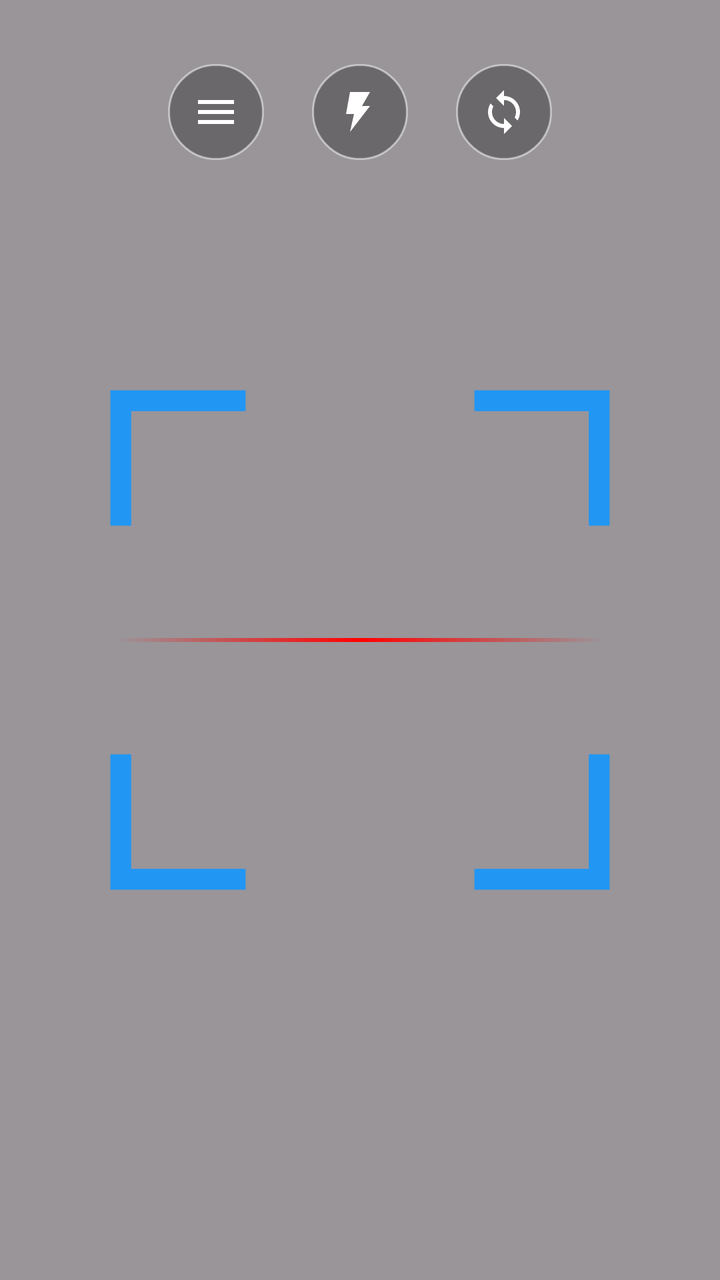
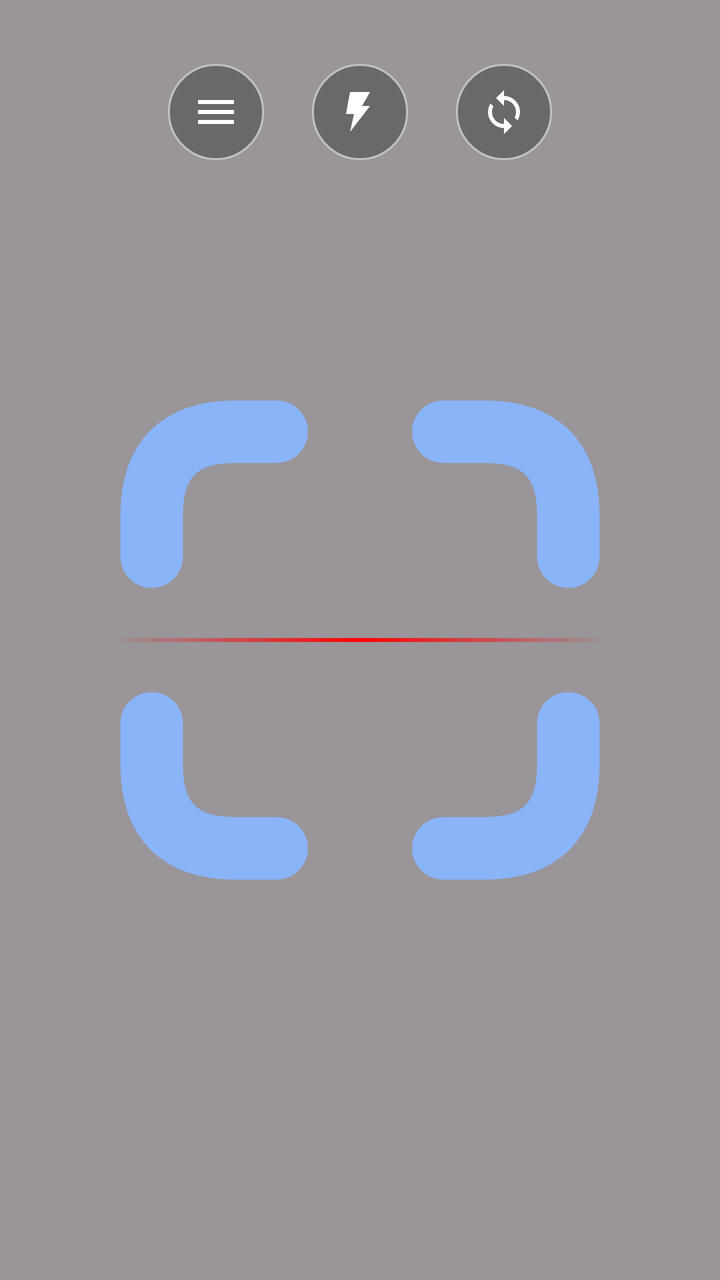

Compare the two renders of this Android layout. The source of the first and the diff that turns it into the second are given below.
<!-- AndroidManifest.xml: application theme Theme.Material3.DayNight.NoActionBar -->
<!-- res/layout/layout_scanner_overlay.xml -->
<?xml version="1.0" encoding="utf-8"?>
<FrameLayout xmlns:android="http://schemas.android.com/apk/res/android"
    android:layout_width="match_parent"
    android:layout_height="match_parent"
    android:background="@color/scanner_overlay">

    <LinearLayout
        android:layout_width="match_parent"
        android:layout_height="wrap_content"
        android:layout_gravity="top"
        android:layout_marginTop="32dp"
        android:gravity="center"
        android:orientation="horizontal">

        <ImageButton
            android:id="@+id/menuButton"
            android:layout_width="48dp"
            android:layout_height="48dp"
            android:layout_marginEnd="24dp"
            android:background="@drawable/circle_transparent"
            android:contentDescription="Menu"
            android:padding="12dp"
            android:src="@drawable/ic_menu" />

        <ImageButton
            android:id="@+id/flashButton"
            android:layout_width="48dp"
            android:layout_height="48dp"
            android:layout_marginEnd="24dp"
            android:background="@drawable/circle_transparent"
            android:contentDescription="Flash"
            android:padding="12dp"
            android:src="@drawable/ic_flash" />

        <ImageButton
            android:id="@+id/flipButton"
            android:layout_width="48dp"
            android:layout_height="48dp"
            android:background="@drawable/circle_transparent"
            android:contentDescription="Flip camera"
            android:padding="12dp"
            android:src="@drawable/ic_flip" />

    </LinearLayout>

    <FrameLayout
        android:layout_width="260dp"
        android:layout_height="260dp"
        android:layout_gravity="center">

        <ImageView
            android:layout_width="match_parent"
            android:layout_height="match_parent"
            android:contentDescription="Scan frame"
            android:src="@drawable/scanner_frame" />

        <View
            android:layout_width="match_parent"
            android:layout_height="2dp"
            android:layout_gravity="center_vertical"
            android:layout_marginStart="8dp"
            android:layout_marginEnd="8dp"
            android:background="@drawable/laser_line" />

    </FrameLayout>

</FrameLayout>
<!-- resources referenced by this layout -->
<resources>
  <color name="scanner_overlay">#66000000</color>
  <!-- drawable circle_transparent (drawable) -->
  <?xml version="1.0" encoding="utf-8"?>
  <shape xmlns:android="http://schemas.android.com/apk/res/android"
      android:shape="oval">
      <solid android:color="@color/circle_background" />
      <stroke
          android:width="1dp"
          android:color="@color/circle_stroke" />
  </shape>
  <!-- drawable ic_flash (drawable) -->
  <?xml version="1.0" encoding="utf-8"?>
  <vector xmlns:android="http://schemas.android.com/apk/res/android"
      android:width="24dp"
      android:height="24dp"
      android:viewportWidth="24"
      android:viewportHeight="24">
      <path
          android:fillColor="#FFFFFF"
          android:pathData="M7,2h10l-4,7h4L7,22l2,-9H5z" />
  </vector>
  <!-- drawable ic_flip (drawable) -->
  <?xml version="1.0" encoding="utf-8"?>
  <vector xmlns:android="http://schemas.android.com/apk/res/android"
      android:width="24dp"
      android:height="24dp"
      android:viewportWidth="24"
      android:viewportHeight="24">
      <path
          android:fillColor="#FFFFFF"
          android:pathData="M12,4V1L8,5l4,4V6c3.31,0 6,2.69 6,6 0,1.01 -0.25,1.97 -0.7,2.8l1.46,1.46C19.54,15.03 20,13.57 20,12c0,-4.42 -3.58,-8 -8,-8zM12,18c-3.31,0 -6,-2.69 -6,-6 0,-1.01 0.25,-1.97 0.7,-2.8L5.24,7.74C4.46,8.97 4,10.43 4,12c0,4.42 3.58,8 8,8v3l4,-4 -4,-4v3z" />
  </vector>
  <!-- drawable ic_menu (drawable) -->
  <?xml version="1.0" encoding="utf-8"?>
  <vector xmlns:android="http://schemas.android.com/apk/res/android"
      android:width="24dp"
      android:height="24dp"
      android:viewportWidth="24"
      android:viewportHeight="24">
      <path
          android:fillColor="#FFFFFF"
          android:pathData="M3,6h18v2H3zM3,11h18v2H3zM3,16h18v2H3z" />
  </vector>
  <!-- drawable laser_line (drawable) -->
  <?xml version="1.0" encoding="utf-8"?>
  <shape xmlns:android="http://schemas.android.com/apk/res/android"
      android:shape="rectangle">
      <gradient
          android:angle="0"
          android:centerColor="@color/laser_red"
          android:endColor="#00FF0000"
          android:startColor="#00FF0000" />
      <size android:height="2dp" />
  </shape>
  <!-- drawable scanner_frame (drawable) -->
  <?xml version="1.0" encoding="utf-8"?>
  <vector xmlns:android="http://schemas.android.com/apk/res/android"
      android:width="200dp"
      android:height="200dp"
      android:viewportWidth="200"
      android:viewportHeight="200">
      <path
          android:fillColor="@android:color/transparent"
          android:pathData="M8,52 L8,8 L52,8"
          android:strokeColor="@color/scanner_blue"
          android:strokeLineCap="square"
          android:strokeWidth="8" />
      <path
          android:fillColor="@android:color/transparent"
          android:pathData="M148,8 L192,8 L192,52"
          android:strokeColor="@color/scanner_blue"
          android:strokeLineCap="square"
          android:strokeWidth="8" />
      <path
          android:fillColor="@android:color/transparent"
          android:pathData="M192,148 L192,192 L148,192"
          android:strokeColor="@color/scanner_blue"
          android:strokeLineCap="square"
          android:strokeWidth="8" />
      <path
          android:fillColor="@android:color/transparent"
          android:pathData="M52,192 L8,192 L8,148"
          android:strokeColor="@color/scanner_blue"
          android:strokeLineCap="square"
          android:strokeWidth="8" />
  </vector>
  <color name="circle_background">#4D000000</color>
  <color name="circle_stroke">#80FFFFFF</color>
  <color name="laser_red">#FF0000</color>
  <color name="scanner_blue">#2196F3</color>
</resources>

<!-- the commit's change to res/layout/layout_scanner_overlay.xml (unified diff, before → after) -->
@@ -44,23 +44,24 @@
     </LinearLayout>
 
     <FrameLayout
-        android:layout_width="260dp"
-        android:layout_height="260dp"
+        android:layout_width="250dp"
+        android:layout_height="250dp"
         android:layout_gravity="center">
 
         <ImageView
-            android:layout_width="match_parent"
-            android:layout_height="match_parent"
+            android:layout_width="250dp"
+            android:layout_height="250dp"
             android:contentDescription="Scan frame"
             android:src="@drawable/scanner_frame" />
 
-        <View
+        <ImageView
+            android:id="@+id/laserLine"
             android:layout_width="match_parent"
             android:layout_height="2dp"
             android:layout_gravity="center_vertical"
-            android:layout_marginStart="8dp"
-            android:layout_marginEnd="8dp"
-            android:background="@drawable/laser_line" />
+            android:contentDescription="Laser line"
+            android:scaleType="fitXY"
+            android:src="@drawable/laser_line" />
 
     </FrameLayout>
 
<!-- resource entries referenced after the edit -->
@@ -57,38 +57,37 @@
   <!-- drawable scanner_frame (drawable) -->
   <?xml version="1.0" encoding="utf-8"?>
   <vector xmlns:android="http://schemas.android.com/apk/res/android"
-      android:width="200dp"
-      android:height="200dp"
-      android:viewportWidth="200"
-      android:viewportHeight="200">
+      android:width="24dp"
+      android:height="24dp"
+      android:viewportWidth="24"
+      android:viewportHeight="24">
       <path
           android:fillColor="@android:color/transparent"
-          android:pathData="M8,52 L8,8 L52,8"
-          android:strokeColor="@color/scanner_blue"
-          android:strokeLineCap="square"
-          android:strokeWidth="8" />
+          android:pathData="M2,8 L2,6 Q2,2 6,2 L8,2"
+          android:strokeColor="#8AB4F8"
+          android:strokeLineCap="round"
+          android:strokeWidth="3" />
       <path
           android:fillColor="@android:color/transparent"
-          android:pathData="M148,8 L192,8 L192,52"
-          android:strokeColor="@color/scanner_blue"
-          android:strokeLineCap="square"
-          android:strokeWidth="8" />
+          android:pathData="M16,2 L18,2 Q22,2 22,6 L22,8"
+          android:strokeColor="#8AB4F8"
+          android:strokeLineCap="round"
+          android:strokeWidth="3" />
       <path
           android:fillColor="@android:color/transparent"
-          android:pathData="M192,148 L192,192 L148,192"
-          android:strokeColor="@color/scanner_blue"
-          android:strokeLineCap="square"
-          android:strokeWidth="8" />
+          android:pathData="M2,16 L2,18 Q2,22 6,22 L8,22"
+          android:strokeColor="#8AB4F8"
+          android:strokeLineCap="round"
+          android:strokeWidth="3" />
       <path
           android:fillColor="@android:color/transparent"
-          android:pathData="M52,192 L8,192 L8,148"
-          android:strokeColor="@color/scanner_blue"
-          android:strokeLineCap="square"
-          android:strokeWidth="8" />
+          android:pathData="M16,22 L18,22 Q22,22 22,18 L22,16"
+          android:strokeColor="#8AB4F8"
+          android:strokeLineCap="round"
+          android:strokeWidth="3" />
   </vector>
   <color name="circle_background">#4D000000</color>
   <color name="circle_stroke">#80FFFFFF</color>
   <color name="laser_red">#FF0000</color>
-  <color name="scanner_blue">#2196F3</color>
 </resources>
 
